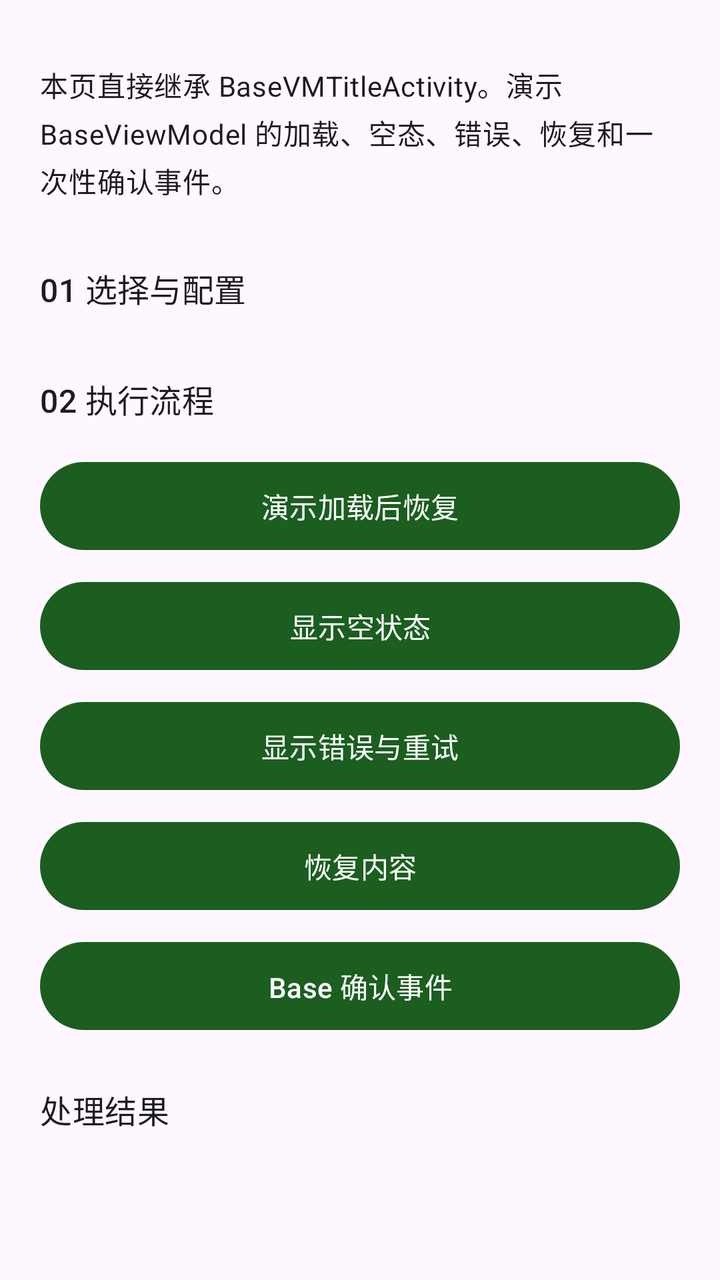
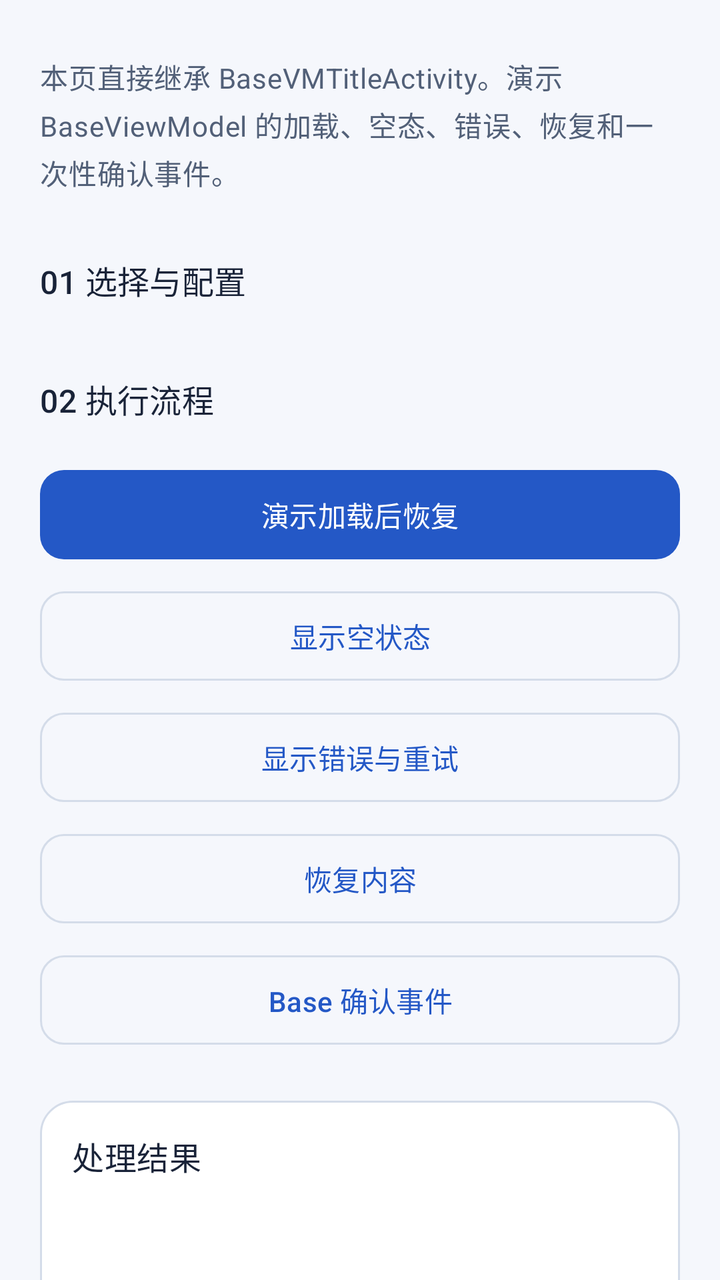

Compare the two renders of this Android layout. The source of the first and the diff that turns it into the second are given below.
<!-- AndroidManifest.xml: another module's application theme Theme.DevLib -->
<!-- res/layout/demo_base.xml -->
<?xml version='1.0' encoding='utf-8'?>
<ScrollView xmlns:android="http://schemas.android.com/apk/res/android" android:layout_width="match_parent" android:layout_height="match_parent" android:fillViewport="true" android:scrollbars="none" android:clipToPadding="false">
    <LinearLayout style="@style/Demo.Page">
        <TextView style="@style/Demo.Label" android:text="@string/demo_base_intro" />
        <TextView style="@style/Demo.Heading" android:text="@string/demo_base_input" />
        <TextView style="@style/Demo.Heading" android:text="@string/demo_base_execute" />
        <com.google.android.material.button.MaterialButton android:id="@+id/loading" style="@style/Demo.Button" android:text="@string/demo_base_loading" />
        <com.google.android.material.button.MaterialButton android:id="@+id/empty" style="@style/Demo.Button" android:text="@string/demo_base_empty" />
        <com.google.android.material.button.MaterialButton android:id="@+id/error" style="@style/Demo.Button" android:text="@string/demo_base_error" />
        <com.google.android.material.button.MaterialButton android:id="@+id/restore" style="@style/Demo.Button" android:text="@string/demo_base_restore" />
        <com.google.android.material.button.MaterialButton android:id="@+id/dialog" style="@style/Demo.Button" android:text="@string/demo_base_dialog" />
        <include android:id="@+id/result" layout="@layout/demo_output" />
    </LinearLayout>
</ScrollView>
<!-- res/layout/demo_output.xml (included above) -->
<?xml version='1.0' encoding='utf-8'?>
<LinearLayout xmlns:android="http://schemas.android.com/apk/res/android" style="@style/Demo.Page" android:padding="0dp">
    <TextView style="@style/Demo.Heading" android:text="@string/demo_output" />
    <TextView android:id="@+id/inputs" style="@style/Demo.Label" android:textIsSelectable="true" />
    <ImageView android:id="@+id/inputPreview" android:layout_width="match_parent" android:layout_height="200dp" android:scaleType="fitCenter" android:contentDescription="@string/workspace_original" android:visibility="gone" />
    <ProgressBar android:id="@+id/progress" style="?android:attr/progressBarStyleHorizontal" android:layout_width="match_parent" android:layout_height="wrap_content" android:visibility="gone" />
    <TextView android:id="@+id/message" style="@style/Demo.Label" android:textIsSelectable="true" />
    <ImageView android:id="@+id/preview" android:layout_width="match_parent" android:layout_height="wrap_content" android:adjustViewBounds="true" android:maxHeight="360dp" android:contentDescription="@string/demo_preview" android:visibility="gone" />
    <com.google.android.material.button.MaterialButton android:id="@+id/cancel" style="@style/Demo.Button" android:text="@string/demo_cancel" android:visibility="gone" />
    <LinearLayout android:layout_width="match_parent" android:layout_height="wrap_content" android:orientation="horizontal">
        <com.google.android.material.button.MaterialButton android:id="@+id/open" style="@style/Demo.Button" android:layout_width="0dp" android:layout_weight="1" android:text="@string/demo_open" />
        <com.google.android.material.button.MaterialButton android:id="@+id/share" style="@style/Demo.Button" android:layout_width="0dp" android:layout_weight="1" android:text="@string/demo_share" />
    </LinearLayout>
    <com.google.android.material.button.MaterialButton android:id="@+id/save" style="@style/Demo.Button" android:text="@string/workspace_save" />
    <com.google.android.material.button.MaterialButton android:id="@+id/continueWith" style="@style/Demo.Button" android:text="@string/workspace_continue" />
</LinearLayout>
<!-- resources referenced by this layout -->
<resources>
  <style name="Demo.Button" parent="">
          <item name="android:layout_width">match_parent</item>
          <item name="android:layout_height">wrap_content</item>
          <item name="android:minHeight">52dp</item>
          <item name="android:layout_marginTop">8dp</item>
      </style>
  <style name="Demo.Heading" parent="Demo.Label">
          <item name="android:textAppearance">?attr/textAppearanceTitleMedium</item>
          <item name="android:layout_marginTop">24dp</item>
      </style>
  <style name="Demo.Label" parent="">
          <item name="android:layout_width">match_parent</item>
          <item name="android:layout_height">wrap_content</item>
          <item name="android:textAppearance">?attr/textAppearanceBodyMedium</item>
          <item name="android:layout_marginTop">12dp</item>
          <item name="android:layout_marginBottom">8dp</item>
      </style>
  <style name="Demo.Page" parent="">
          <item name="android:orientation">vertical</item>
          <item name="android:padding">20dp</item>
          <item name="android:layout_width">match_parent</item>
          <item name="android:layout_height">wrap_content</item>
      </style>
  <style name="Theme.DevLib" parent="Theme.Material3.DayNight.NoActionBar">
          <item name="colorPrimary">@color/primary</item>
          <item name="colorOnPrimary">@color/on_primary</item>
          <item name="android:statusBarColor">@android:color/transparent</item>
          <item name="android:navigationBarColor">@android:color/transparent</item>
          <item name="android:windowLightStatusBar">true</item>
          <item name="android:windowLightNavigationBar">true</item>
          <item name="android:enforceNavigationBarContrast">false</item>
      </style>
  <color name="primary">#1B5E20</color>
  <color name="on_primary">#FFFFFF</color>
  <!-- unchanged entries left out for length: 16 -->
</resources>

<!-- the commit's change to res/layout/demo_base.xml (unified diff, before → after) -->
@@ -4,7 +4,7 @@
         <TextView style="@style/Demo.Label" android:text="@string/demo_base_intro" />
         <TextView style="@style/Demo.Heading" android:text="@string/demo_base_input" />
         <TextView style="@style/Demo.Heading" android:text="@string/demo_base_execute" />
-        <com.google.android.material.button.MaterialButton android:id="@+id/loading" style="@style/Demo.Button" android:text="@string/demo_base_loading" />
+        <com.google.android.material.button.MaterialButton android:id="@+id/loading" style="@style/Demo.Button.Primary" android:text="@string/demo_base_loading" />
         <com.google.android.material.button.MaterialButton android:id="@+id/empty" style="@style/Demo.Button" android:text="@string/demo_base_empty" />
         <com.google.android.material.button.MaterialButton android:id="@+id/error" style="@style/Demo.Button" android:text="@string/demo_base_error" />
         <com.google.android.material.button.MaterialButton android:id="@+id/restore" style="@style/Demo.Button" android:text="@string/demo_base_restore" />
@@ -14,17 +14,17 @@
 </ScrollView>
 <!-- res/layout/demo_output.xml (included above) -->
 <?xml version='1.0' encoding='utf-8'?>
-<LinearLayout xmlns:android="http://schemas.android.com/apk/res/android" style="@style/Demo.Page" android:padding="0dp">
-    <TextView style="@style/Demo.Heading" android:text="@string/demo_output" />
+<LinearLayout xmlns:android="http://schemas.android.com/apk/res/android" style="@style/Demo.Page" android:padding="16dp" android:layout_marginTop="24dp" android:background="@drawable/demo_result_surface">
+    <TextView style="@style/Demo.Heading" android:layout_marginTop="0dp" android:text="@string/demo_output" />
     <TextView android:id="@+id/inputs" style="@style/Demo.Label" android:textIsSelectable="true" />
     <ImageView android:id="@+id/inputPreview" android:layout_width="match_parent" android:layout_height="200dp" android:scaleType="fitCenter" android:contentDescription="@string/workspace_original" android:visibility="gone" />
     <ProgressBar android:id="@+id/progress" style="?android:attr/progressBarStyleHorizontal" android:layout_width="match_parent" android:layout_height="wrap_content" android:visibility="gone" />
-    <TextView android:id="@+id/message" style="@style/Demo.Label" android:textIsSelectable="true" />
+    <TextView android:id="@+id/message" style="@style/Demo.Label" android:accessibilityLiveRegion="polite" android:textIsSelectable="true" />
     <ImageView android:id="@+id/preview" android:layout_width="match_parent" android:layout_height="wrap_content" android:adjustViewBounds="true" android:maxHeight="360dp" android:contentDescription="@string/demo_preview" android:visibility="gone" />
-    <com.google.android.material.button.MaterialButton android:id="@+id/cancel" style="@style/Demo.Button" android:text="@string/demo_cancel" android:visibility="gone" />
+    <com.google.android.material.button.MaterialButton android:id="@+id/cancel" style="@style/Demo.Button.Danger" android:text="@string/demo_cancel" android:visibility="gone" />
     <LinearLayout android:layout_width="match_parent" android:layout_height="wrap_content" android:orientation="horizontal">
-        <com.google.android.material.button.MaterialButton android:id="@+id/open" style="@style/Demo.Button" android:layout_width="0dp" android:layout_weight="1" android:text="@string/demo_open" />
-        <com.google.android.material.button.MaterialButton android:id="@+id/share" style="@style/Demo.Button" android:layout_width="0dp" android:layout_weight="1" android:text="@string/demo_share" />
+        <com.google.android.material.button.MaterialButton android:id="@+id/open" style="@style/Demo.Button.Primary" android:layout_marginEnd="4dp" android:layout_width="0dp" android:layout_weight="1" android:text="@string/demo_open" />
+        <com.google.android.material.button.MaterialButton android:id="@+id/share" style="@style/Demo.Button" android:layout_marginStart="4dp" android:layout_width="0dp" android:layout_weight="1" android:text="@string/demo_share" />
     </LinearLayout>
     <com.google.android.material.button.MaterialButton android:id="@+id/save" style="@style/Demo.Button" android:text="@string/workspace_save" />
     <com.google.android.material.button.MaterialButton android:id="@+id/continueWith" style="@style/Demo.Button" android:text="@string/workspace_continue" />
<!-- resource entries referenced after the edit -->
@@ -1,39 +1,124 @@
 <!-- resources referenced by this layout -->
 <resources>
-  <style name="Demo.Button" parent="">
+  <!-- drawable demo_result_surface (drawable) -->
+  <shape xmlns:android="http://schemas.android.com/apk/res/android" android:shape="rectangle">
+      <solid android:color="@color/dev_surface_card" />
+      <corners android:radius="16dp" />
+      <stroke android:width="1dp" android:color="@color/dev_outline_variant" />
+  </shape>
+  <style name="Demo.Button" parent="Widget.Material3.Button.OutlinedButton">
           <item name="android:layout_width">match_parent</item>
           <item name="android:layout_height">wrap_content</item>
-          <item name="android:minHeight">52dp</item>
+          <item name="android:minHeight">48dp</item>
+          <item name="android:minWidth">0dp</item>
           <item name="android:layout_marginTop">8dp</item>
+          <item name="android:textAllCaps">false</item>
+          <item name="cornerRadius">12dp</item>
+          <item name="strokeColor">@color/dev_outline_variant</item>
+          <item name="android:paddingTop">12dp</item>
+          <item name="android:paddingBottom">12dp</item>
+      </style>
+  <style name="Demo.Button.Danger" parent="Demo.Button">
+          <item name="android:textColor">@color/dev_error</item>
+      </style>
+  <style name="Demo.Button.Primary" parent="Widget.Material3.Button">
+          <item name="android:layout_width">match_parent</item>
+          <item name="android:layout_height">wrap_content</item>
+          <item name="android:minHeight">48dp</item>
+          <item name="android:minWidth">0dp</item>
+          <item name="android:layout_marginTop">8dp</item>
+          <item name="android:textAllCaps">false</item>
+          <item name="cornerRadius">12dp</item>
+          <item name="android:paddingTop">12dp</item>
+          <item name="android:paddingBottom">12dp</item>
       </style>
   <style name="Demo.Heading" parent="Demo.Label">
           <item name="android:textAppearance">?attr/textAppearanceTitleMedium</item>
+          <item name="android:textColor">@color/feature_res_on_surface</item>
           <item name="android:layout_marginTop">24dp</item>
+          <item name="android:layout_marginBottom">12dp</item>
+          <item name="android:accessibilityHeading">true</item>
       </style>
   <style name="Demo.Label" parent="">
           <item name="android:layout_width">match_parent</item>
           <item name="android:layout_height">wrap_content</item>
           <item name="android:textAppearance">?attr/textAppearanceBodyMedium</item>
-          <item name="android:layout_marginTop">12dp</item>
+          <item name="android:textColor">@color/dev_on_surface_variant</item>
+          <item name="android:lineSpacingExtra">3dp</item>
+          <item name="android:layout_marginTop">8dp</item>
           <item name="android:layout_marginBottom">8dp</item>
       </style>
   <style name="Demo.Page" parent="">
           <item name="android:orientation">vertical</item>
           <item name="android:padding">20dp</item>
+          <item name="android:paddingBottom">32dp</item>
           <item name="android:layout_width">match_parent</item>
           <item name="android:layout_height">wrap_content</item>
       </style>
   <style name="Theme.DevLib" parent="Theme.Material3.DayNight.NoActionBar">
-          <item name="colorPrimary">@color/primary</item>
-          <item name="colorOnPrimary">@color/on_primary</item>
+          <item name="colorPrimary">@color/dev_primary</item>
+          <item name="colorOnPrimary">@color/dev_on_primary</item>
+          <item name="colorPrimaryContainer">@color/dev_primary_container</item>
+          <item name="colorOnPrimaryContainer">@color/dev_on_primary_container</item>
+          <item name="colorSecondary">@color/dev_secondary</item>
+          <item name="colorOnSecondary">@color/dev_on_secondary</item>
+          <item name="colorSecondaryContainer">@color/dev_secondary_container</item>
+          <item name="colorOnSecondaryContainer">@color/dev_on_secondary_container</item>
+          <item name="colorTertiary">@color/dev_secondary</item>
+          <item name="colorOnTertiary">@color/dev_on_secondary</item>
+          <item name="colorTertiaryContainer">@color/dev_secondary_container</item>
+          <item name="colorOnTertiaryContainer">@color/dev_on_secondary_container</item>
+          <item name="android:colorBackground">@color/feature_res_surface</item>
+          <item name="android:windowBackground">@color/feature_res_surface</item>
+          <item name="colorOnBackground">@color/feature_res_on_surface</item>
+          <item name="colorSurface">@color/dev_surface_card</item>
+          <item name="colorOnSurface">@color/feature_res_on_surface</item>
+          <item name="colorSurfaceVariant">@color/dev_surface_variant</item>
+          <item name="colorOnSurfaceVariant">@color/dev_on_surface_variant</item>
+          <item name="colorSurfaceContainer">@color/dev_surface_card</item>
+          <item name="colorSurfaceContainerLow">@color/dev_surface_card</item>
+          <item name="colorSurfaceContainerHigh">@color/dev_surface_variant</item>
+          <item name="colorOutline">@color/dev_outline</item>
+          <item name="colorOutlineVariant">@color/dev_outline_variant</item>
+          <item name="colorError">@color/dev_error</item>
+          <item name="colorOnError">@color/dev_on_error</item>
+          <item name="colorErrorContainer">@color/dev_error_container</item>
+          <item name="colorOnErrorContainer">@color/dev_on_error_container</item>
+          <item name="textInputStyle">@style/Demo.TextInputLayout</item>
+          <item name="materialButtonStyle">@style/Demo.Button.Primary</item>
+          
+          <item name="android:windowLightStatusBar">@bool/dev_light_system_bars</item>
+          <item name="android:windowLightNavigationBar">@bool/dev_light_system_bars</item>
           <item name="android:statusBarColor">@android:color/transparent</item>
           <item name="android:navigationBarColor">@android:color/transparent</item>
-          <item name="android:windowLightStatusBar">true</item>
-          <item name="android:windowLightNavigationBar">true</item>
-          <item name="android:enforceNavigationBarContrast">false</item>
       </style>
-  <color name="primary">#1B5E20</color>
-  <color name="on_primary">#FFFFFF</color>
+  <color name="dev_surface_card">#FFFFFF</color>
+  <color name="dev_outline_variant">#D4DCE9</color>
+  <color name="dev_error">#B3261E</color>
+  <color name="feature_res_on_surface">#192338</color>
+  <color name="dev_on_surface_variant">#526078</color>
+  <color name="dev_primary">#2458C6</color>
+  <color name="dev_on_primary">#FFFFFF</color>
+  <color name="dev_primary_container">#DFE8FF</color>
+  <color name="dev_on_primary_container">#163567</color>
+  <color name="dev_secondary">#146C70</color>
+  <color name="dev_on_secondary">#FFFFFF</color>
+  <color name="dev_secondary_container">#D8F1F0</color>
+  <color name="dev_on_secondary_container">#124F53</color>
+  <color name="feature_res_surface">#F5F7FC</color>
+  <color name="dev_surface_variant">#E9EDF5</color>
+  <color name="dev_outline">#738098</color>
+  <color name="dev_on_error">#FFFFFF</color>
+  <color name="dev_error_container">#FCE3DF</color>
+  <color name="dev_on_error_container">#761F19</color>
+  <style name="Demo.TextInputLayout" parent="Widget.Material3.TextInputLayout.OutlinedBox">
+          <item name="android:layout_marginTop">12dp</item>
+          <item name="boxCornerRadiusTopStart">12dp</item>
+          <item name="boxCornerRadiusTopEnd">12dp</item>
+          <item name="boxCornerRadiusBottomStart">12dp</item>
+          <item name="boxCornerRadiusBottomEnd">12dp</item>
+          <item name="boxBackgroundColor">@color/dev_surface_card</item>
+      </style>
   <!-- unchanged entries left out for length: 16 -->
 </resources>
 
